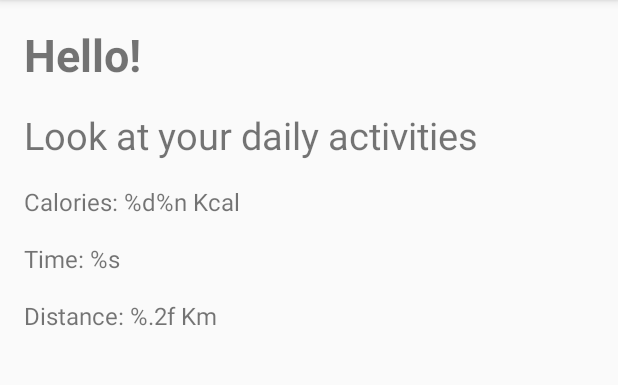
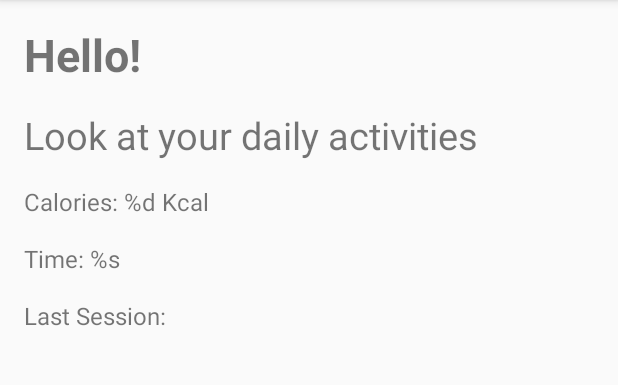
Before and after one commit to xaenimax/RunMyWay, an Android app: the screen it shows after launch (MainActivity), on a phone screen of 412 x 824 dp, the part 84-469 px from its top. Run offline under Robolectric (Android 15) with nearby library versions, the phone set to English and light mode, and no system bars; our stand-ins replace ButterKnife, Room's generated code; 1 statement that could not run was skipped.

Commit message:
minor changes

```diff
--- a/app/src/main/res/layout/fragment_main.xml
+++ b/app/src/main/res/layout/fragment_main.xml
@@ -48,15 +48,25 @@
         app:layout_constraintStart_toStartOf="@id/welcome_tv"
         app:layout_constraintTop_toBottomOf="@id/today_achievement_distance_tv"
         />
+
+    <TextView
+        android:id="@+id/last_session_tv"
+        android:layout_width="wrap_content"
+        android:layout_height="wrap_content"
+        android:layout_marginTop="@dimen/sixteen_dp"
+        android:text="@string/last_session"
+        android:textSize="@dimen/normal_text_size"
+        app:layout_constraintStart_toStartOf="@id/welcome_tv"
+        app:layout_constraintTop_toBottomOf="@id/today_achievement_calory_tv"
+        />
     <TextView
         android:id="@+id/today_achievement_time_tv"
         android:layout_width="wrap_content"
         android:layout_height="wrap_content"
         android:layout_marginTop="@dimen/sixteen_dp"
-        android:text="@string/distance"
         android:textSize="@dimen/normal_text_size"
         app:layout_constraintStart_toStartOf="@id/welcome_tv"
-        app:layout_constraintTop_toBottomOf="@id/today_achievement_calory_tv"
+        app:layout_constraintTop_toBottomOf="@id/last_session_tv"
         />
 
 </android.support.constraint.ConstraintLayout>
--- a/app/src/main/res/values/strings.xml
+++ b/app/src/main/res/values/strings.xml
@@ -5,8 +5,9 @@
     <string name="google_account_alert">You need to sign-in with your Google account to save your data</string>
     <string name="welcome_string">Hello!</string>
     <string name="look_at_activies">Look at your daily activities</string>
-    <string name="calories">Calories: %d%n Kcal</string>
+    <string name="calories">Calories: %d Kcal</string>
     <string name="time">Time: %s </string>
     <string name="distance">Distance: %.2f Km</string>
     <string name="google_fit_failed">Failed to load Fitness data</string>
+    <string name="last_session">Last Session:</string>
 </resources>
```
